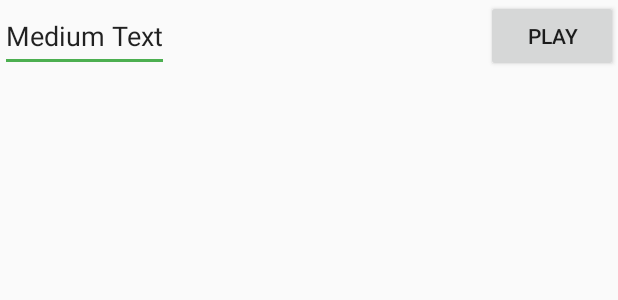
After one commit to kaneeec/catchphrases, an Android app: the layout item_manage_collection_item.xml on its own in the app's theme, with its tools: preview values and no code run, on a phone screen of 412 x 824 dp. The commit adds this screen. Shown: the top 300 px of the screen. Run offline under Robolectric (Android 15) with nearby library versions, the phone set to English and light mode, and no system bars.

Commit message:
Draft: Collection edit

```diff
--- a/app/src/main/AndroidManifest.xml
+++ b/app/src/main/AndroidManifest.xml
@@ -22,7 +22,11 @@
         </activity>
         <activity
             android:name=".activity.CatchphrasesActivity"
-            android:label="@string/app_name"></activity>
+            android:label="@string/app_name"/>
+        <activity
+            android:name=".activity.ManageCollectionActivity"
+            android:label="@string/app_name"/>
+
         <activity
             android:name="cz.pikadorama.catchphrasecreator.widget.WidgetConfigActivity"
             android:label="@string/title_activity_configure_widget">
--- a/app/src/main/java/cz/pikadorama/catchphrasecreator/activity/MainActivity.java
+++ b/app/src/main/java/cz/pikadorama/catchphrasecreator/activity/MainActivity.java
@@ -91,6 +91,7 @@ public class MainActivity extends BaseActivity {
                 switch (item.getItemId()) {
                     case R.id.your_collections:
                         // no action here
+                        // TODO
                         break;
                     case R.id.manage_collections:
                         Intent intent = FilePicker.getIntent(MainActivity.this);
@@ -98,6 +99,7 @@ public class MainActivity extends BaseActivity {
                         // TODO
                         break;
                     case R.id.settings:
+                        startActivity(new Intent(MainActivity.this, ManageCollectionActivity.class));
                         // TODO
                         break;
                     case R.id.about:
--- a/app/src/main/java/cz/pikadorama/catchphrasecreator/widget/adapter/WidgetConfigListItemAdapter.java
+++ b/app/src/main/java/cz/pikadorama/catchphrasecreator/widget/adapter/WidgetConfigListItemAdapter.java
@@ -24,7 +24,7 @@ public class WidgetConfigListItemAdapter extends BaseAdapter {
     @Override
     public View getView(int position, View convertView, ViewGroup parent) {
         LayoutInflater inflater = LayoutInflater.from(context);
-        convertView = inflater.inflate(R.layout.list_item, parent, false);
+        convertView = inflater.inflate(R.layout.item_catch_phrase_widget, parent, false);
         TextView textView = (TextView) convertView.findViewById(R.id.textView);
         textView.setText(messages.get(position));
         return convertView;
--- /dev/null
+++ b/app/src/main/res/layout/item_manage_collection_item.xml
@@ -0,0 +1,26 @@
+<?xml version="1.0" encoding="utf-8"?>
+<RelativeLayout xmlns:android="http://schemas.android.com/apk/res/android"
+              android:orientation="vertical"
+              android:layout_width="match_parent"
+              android:layout_height="match_parent">
+
+    <EditText
+        android:layout_width="wrap_content"
+        android:layout_height="wrap_content"
+        android:textAppearance="?android:attr/textAppearanceMedium"
+        android:text="Medium Text"
+        android:id="@+id/text"
+        android:layout_marginLeft="0dp"
+        android:layout_alignParentTop="true"
+        android:layout_alignParentStart="true"
+        android:layout_alignBottom="@+id/play_sound_button"
+        android:gravity="center_vertical"/>
+
+    <Button
+        android:layout_width="wrap_content"
+        android:layout_height="wrap_content"
+        android:text="play"
+        android:id="@+id/play_sound_button"
+        android:layout_alignParentTop="true"
+        android:layout_alignParentEnd="true"/>
+</RelativeLayout>
```
Also changed, not shown: app/src/main/java/cz/pikadorama/catchphrasecreator/activity/ManageCollectionActivity.java (added, +101 -0 lines), app/src/main/java/cz/pikadorama/catchphrasecreator/application/DefaultApplication.java (+5 -5 lines), app/src/main/res/layout/activity_manage_collection.xml (added, +26 -0 lines), app/src/main/res/layout/item_catch_phrase_widget.xml (renamed from app/src/main/res/layout/list_item.xml).
